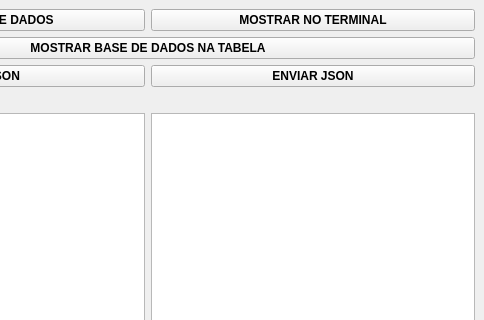
Above: secondwindow.ui from romaarfe/fct_qt_class_sqlcipher before the change; both pictures show x 188 to 672 and y 0 to 320 of the 672 by 609 pixel window. Below: the same form after it.
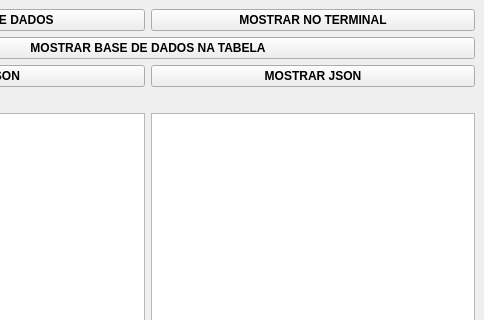
That is the form after the change.

```diff
--- a/secondwindow.ui
+++ b/secondwindow.ui
@@ -71,7 +71,7 @@
        </font>
       </property>
       <property name="text">
-       <string>ENVIAR JSON</string>
+       <string>MOSTRAR JSON</string>
       </property>
      </widget>
     </item>
```
